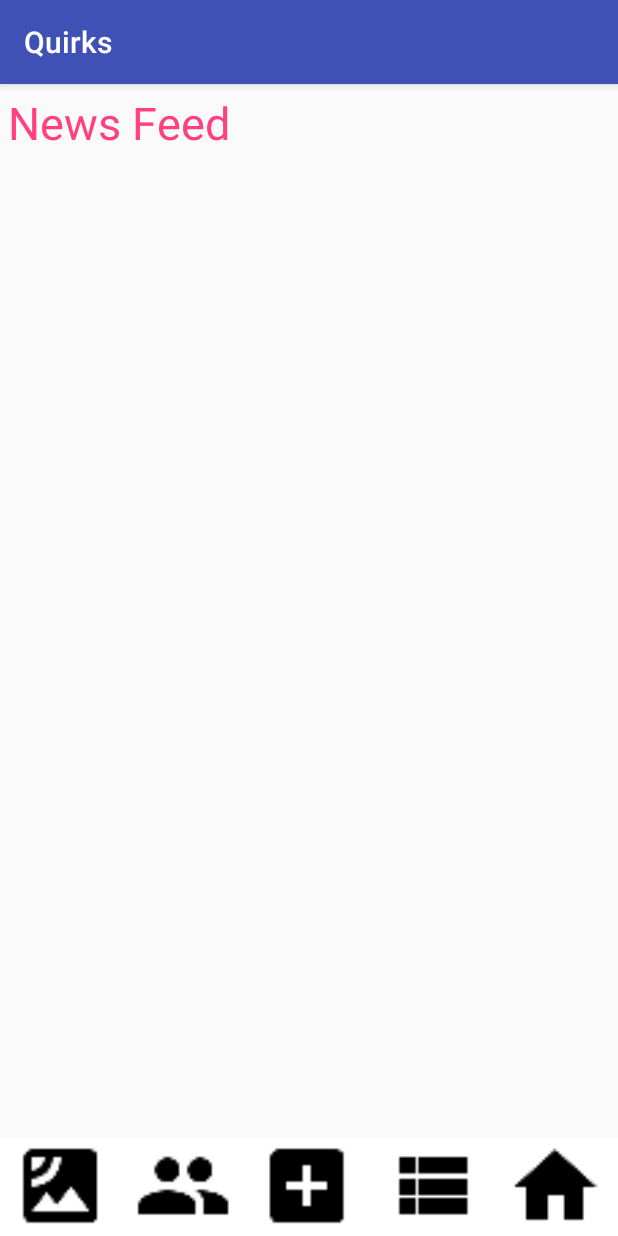
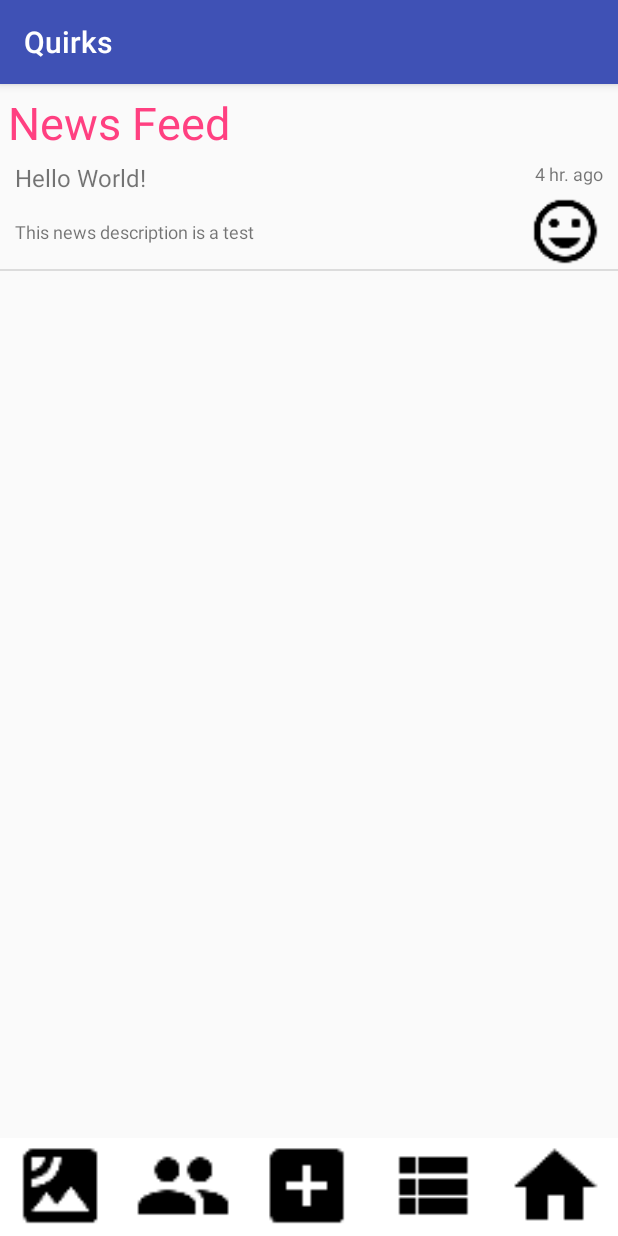
Before and after one commit to ahnguyen03/Quirks, an Android app: the screen it shows after launch (MainActivity), on a phone screen of 412 x 824 dp. Run offline under Robolectric (Android 15) with nearby library versions, the phone set to English and light mode, and no system bars.

Commit message:
Now shows my test event

```diff
--- a/app/src/main/java/cmput301f17t12/quirks/Activities/MainActivity.java
+++ b/app/src/main/java/cmput301f17t12/quirks/Activities/MainActivity.java
@@ -1,15 +1,51 @@
 package cmput301f17t12.quirks.Activities;
 
+import android.content.Intent;
 import android.support.v7.app.AppCompatActivity;
 import android.os.Bundle;
+import android.view.View;
+import android.widget.AdapterView;
+import android.widget.ListView;
 
+import java.util.ArrayList;
+import java.util.Date;
+
+import cmput301f17t12.quirks.Adapters.NewsItemAdapter;
+import cmput301f17t12.quirks.Interfaces.Newsable;
+import cmput301f17t12.quirks.Models.Event;
+import cmput301f17t12.quirks.Models.Quirk;
 import cmput301f17t12.quirks.R;
 
 public class MainActivity extends AppCompatActivity {
+    private ArrayList<Newsable> newsitems = new ArrayList<>();
+    private NewsItemAdapter adapter;
 
     @Override
     protected void onCreate(Bundle savedInstanceState) {
         super.onCreate(savedInstanceState);
         setContentView(R.layout.activity_main);
+
+        // Test
+        Quirk testQuirk = new Quirk();
+        Event testEvent = new Event(testQuirk, "This is an event", new Date());
+        newsitems.add(testEvent);
+
+        // instantiate custom adapter
+        adapter = new NewsItemAdapter(newsitems, this);
+
+        // handle listview and assign adapter
+        ListView lView = (ListView) findViewById(R.id.newsfeed_listview);
+        lView.setAdapter(adapter);
+
+        lView.setOnItemClickListener(new AdapterView.OnItemClickListener() {
+            @Override
+            public void onItemClick(AdapterView<?> adapter, View view, int position, long arg) {
+//                Intent intent = new Intent(MainActivity.this, EditCounterActivity.class);
+//                Counter selectedCounter = (Counter)adapter.getItemAtPosition(position);
+//                intent.putExtra("EDIT_COUNTER", selectedCounter);
+//                intent.putExtra("COUNTER_LIST", counters);
+//                startActivityForResult(intent, EDIT_COUNTER_ACTIVITY_REQUEST_CODE);
+            }
+        });
     }
 }
--- /dev/null
+++ b/app/src/main/java/cmput301f17t12/quirks/Adapters/NewsItemAdapter.java
@@ -0,0 +1,80 @@
+package cmput301f17t12.quirks.Adapters;
+
+import android.content.Context;
+import android.view.LayoutInflater;
+import android.view.View;
+import android.view.ViewGroup;
+import android.widget.BaseAdapter;
+import android.widget.ImageButton;
+import android.widget.ImageView;
+import android.widget.ListAdapter;
+import android.widget.TextView;
+
+import java.util.ArrayList;
+
+import cmput301f17t12.quirks.Activities.MainActivity;
+import cmput301f17t12.quirks.Interfaces.Newsable;
+import cmput301f17t12.quirks.R;
+
+public class NewsItemAdapter extends BaseAdapter implements ListAdapter {
+
+    private ArrayList<Newsable> list = new ArrayList<>();
+    private Context context;
+
+    public NewsItemAdapter(ArrayList<Newsable> list, Context context) {
+        this.list = list;
+        this.context = context;
+    }
+
+    @Override
+    public int getCount() {
+        return list.size();
+    }
+
+    @Override
+    public Object getItem(int pos) {
+        return list.get(pos);
+    }
+
+    @Override
+    public long getItemId(int pos) {
+        return 0;
+    }
+
+    @Override
+    public View getView(final int pos, View convertView, ViewGroup viewGroup) {
+        View view = convertView;
+        if (view == null) {
+            LayoutInflater inflater = (LayoutInflater) context.getSystemService(Context.LAYOUT_INFLATER_SERVICE);
+            view = inflater.inflate(R.layout.newsitem, null);
+        }
+
+        Newsable item = list.get(pos);
+        //Handle TextView and display news header
+        TextView listItemHeader = (TextView) view.findViewById(R.id.headerTxt);
+        listItemHeader.setText(item.buildNewsHeader());
+
+        //Handle TextView and display news description
+        TextView listItemDescription = (TextView) view.findViewById(R.id.captionTxt);
+        listItemDescription.setText(item.buildNewsDescription());
+
+        //Handle TextView and display relative time span
+        TextView listItemTimeSpan = (TextView) view.findViewById(R.id.timeTxt);
+        listItemTimeSpan.setText(item.buildDate());
+
+        ImageView listSymbol = (ImageView) view.findViewById(R.id.newsSymbol);
+        if (item.getClass().getSimpleName().equals("Event")) {
+            listSymbol.setImageResource(R.drawable.ic_facenews);
+        } else if (item.getClass().getSimpleName().equals("Quirk")) {
+            listSymbol.setImageResource(R.drawable.ic_writenews);
+        }
+
+        return view;
+    }
+
+    @Override
+    public void notifyDataSetChanged() {
+//        ((MainActivity) context).updateSummary();
+        super.notifyDataSetChanged();
+    }
+}
--- /dev/null
+++ b/app/src/main/java/cmput301f17t12/quirks/Interfaces/Newsable.java
@@ -0,0 +1,11 @@
+package cmput301f17t12.quirks.Interfaces;
+
+/**
+ * Created by enzozafra on 2017-11-01.
+ */
+
+public interface Newsable {
+    public String buildNewsHeader();
+    public String buildDate();
+    public String buildNewsDescription();
+}
--- a/app/src/main/java/cmput301f17t12/quirks/Models/Event.java
+++ b/app/src/main/java/cmput301f17t12/quirks/Models/Event.java
@@ -1,22 +1,31 @@
 package cmput301f17t12.quirks.Models;
 
 import android.net.Uri;
+import android.text.format.DateUtils;
 
 import java.util.Date;
 
 import cmput301f17t12.quirks.Interfaces.Mappable;
+import cmput301f17t12.quirks.Interfaces.Newsable;
 
 /**
  * Created by thomas on 2017-10-21.
  */
 
-public class Event implements Mappable {
+public class Event implements Mappable, Newsable {
 
     private Quirk quirk;
     private String comment;
     private Uri photoUri;
     private Date date;
     private Geolocation geolocation;
+
+    // Event without URI and geolocation
+    public Event(Quirk quirk, String comment, Date date){
+        this.quirk = quirk;
+        this.comment = comment;
+        this.date = date;
+    }
 
     public Event(Quirk quirk, String comment, Uri photoUri, Date date, Geolocation geolocation){
         this.quirk = quirk;
@@ -78,4 +87,25 @@ public class Event implements Mappable {
         return false;
     }
 
+    // TODO: implement functions below
+    @Override
+    public String buildNewsHeader() {
+        return "Hello World!";
+    }
+
+    @Override
+    public String buildDate() {
+        Date testDate = new Date(System.currentTimeMillis() - (4 * 60 * 60 * 1000));
+        CharSequence relativeTimeSpan = DateUtils.getRelativeTimeSpanString(
+                testDate.getTime(),
+                System.currentTimeMillis(),
+                DateUtils.SECOND_IN_MILLIS,
+                DateUtils.FORMAT_ABBREV_RELATIVE);
+        return relativeTimeSpan.toString();
+    }
+
+    @Override
+    public String buildNewsDescription() {
+        return "This news description is a test";
+    }
 }
--- a/app/src/main/java/cmput301f17t12/quirks/Models/Quirk.java
+++ b/app/src/main/java/cmput301f17t12/quirks/Models/Quirk.java
@@ -18,6 +18,10 @@ public class Quirk {
     private ArrayList<Day> occDate;
     private float currValue;
     private float goalValue;
+
+    // This is just for testing TODO: REMOVE THIS
+    public Quirk(){
+    }
 
     public Quirk(EventList events, String title, String type, String reason,
                  Date startDate, ArrayList<Day> occDate, float currValue, float goalValue){
--- a/app/src/main/res/layout/newsitem.xml
+++ b/app/src/main/res/layout/newsitem.xml
@@ -48,6 +48,7 @@
                 android:textSize="12sp" />
 
             <ImageView
+                android:id="@+id/newsSymbol"
                 android:layout_width="50dp"
                 android:layout_height="50dp"
                 android:layout_alignParentTop="true"
@@ -56,5 +57,6 @@
                 android:src="@drawable/ic_starnews"/>
         </RelativeLayout>
 
+
     </LinearLayout>
 </LinearLayout>
```
